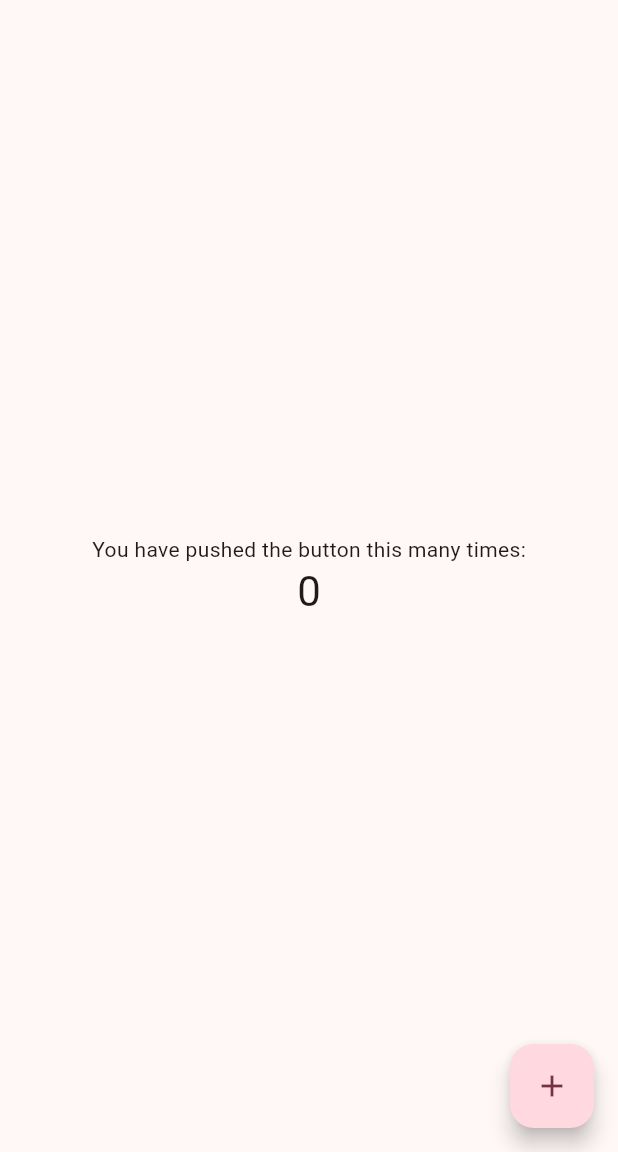
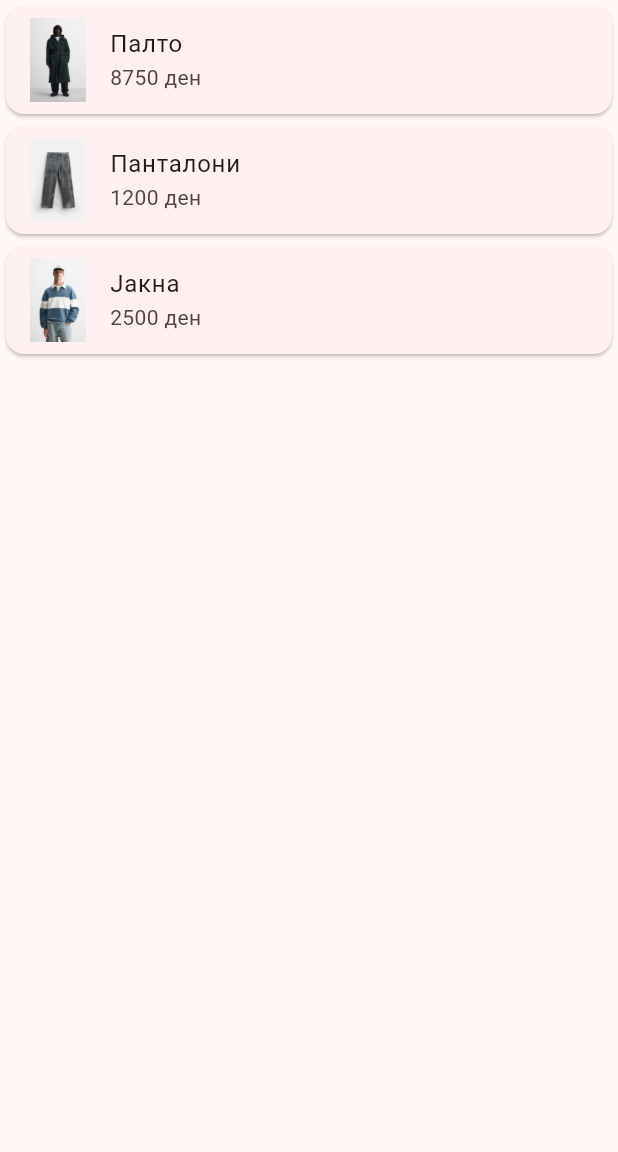
Before and after one commit to lukakrstik/lab_213257_MIS, a Flutter app: the screen it shows after launch, on a phone screen of 412 x 824 dp, the part 84-1236 px from its top. Run offline on Flutter 3.47's test engine with Material 3 defaults, Android fonts, the phone set to English and light mode, and no system bars.

Commit message:
Napraveni baranjata od lab 1

```diff
--- a/lib/main.dart
+++ b/lib/main.dart
@@ -23,16 +23,9 @@ class MyApp extends StatelessWidget {
 class MyHomePage extends StatefulWidget {
   const MyHomePage({super.key, required this.title});
 
-  // This widget is the home page of your application. It is stateful, meaning
-  // that it has a State object (defined below) that contains fields that affect
-  // how it looks.
+  final String title;
 
-  // This class is the configuration for the state. It holds the values (in this
-  // case the title) provided by the parent (in this case the App widget) and
-  // used by the build method of the State. Fields in a Widget subclass are
-  // always marked "final".
 
-  final String title;
 
   @override
   State<MyHomePage> createState() => _MyHomePageState();
@@ -43,67 +36,98 @@ class _MyHomePageState extends State<MyHomePage> {
 
   void _incrementCounter() {
     setState(() {
-      // This call to setState tells the Flutter framework that something has
-      // changed in this State, which causes it to rerun the build method below
-      // so that the display can reflect the updated values. If we changed
-      // _counter without calling setState(), then the build method would not be
-      // called again, and so nothing would appear to happen.
       _counter++;
     });
   }
+  final List<Map<String, String>> obleka = [
+    {
+      'name': 'Палто',
+      'img': 'assets/images/palt.jpg',
+      'desc': 'Палто убаво преубао.',
+      'price': '8750 ден'
+    },
+    {
+      'name': 'Панталони',
+      'img': 'assets/images/pant.jpg',
+      'desc': 'Класични тексас панталони.',
+      'price': '1200 ден'
+    },
+    {
+      'name': 'Јакна',
+      'img': 'assets/images/polt.jpg',
+      'desc': 'Топла зимска јакна.',
+      'price': '2500 ден'
+    },
+  ];
 
   @override
   Widget build(BuildContext context) {
-    // This method is rerun every time setState is called, for instance as done
-    // by the _incrementCounter method above.
-    //
-    // The Flutter framework has been optimized to make rerunning build methods
-    // fast, so that you can just rebuild anything that needs updating rather
-    // than having to individually change instances of widgets.
+
     return Scaffold(
       appBar: AppBar(
-        // TRY THIS: Try changing the color here to a specific color (to
-        // Colors.amber, perhaps?) and trigger a hot reload to see the AppBar
-        // change color while the other colors stay the same.
         backgroundColor: Theme.of(context).colorScheme.inversePrimary,
-        // Here we take the value from the MyHomePage object that was created by
-        // the App.build method, and use it to set our appbar title.
         title: Text(widget.title),
       ),
-      body: Center(
-        // Center is a layout widget. It takes a single child and positions it
-        // in the middle of the parent.
+      body: ListView.builder(
+        itemCount: obleka.length,
+        itemBuilder: (context, index) {
+          final item = obleka[index];
+          return Card(
+            child: ListTile(
+            leading: Image.asset(item['img']!),
+            title: Text(item['name']!),
+            subtitle: Text(item['price']!),
+            onTap: () {
+              Navigator.push(
+                context,
+                MaterialPageRoute(
+                  builder: (context) => DetailsScreen(item: item),
+                ),
+              );
+            },
+            ),
+          );
+        },
+      ),
+    );
+  }
+}
+
+class DetailsScreen extends StatelessWidget {
+  final Map<String, String> item;
+
+  DetailsScreen({required this.item});
+
+  @override
+  Widget build(BuildContext context) {
+    return Scaffold(
+      appBar: AppBar(
+        title: Text(item['name']!),
+      ),
+      body: Padding(
+        padding: const EdgeInsets.all(16.0),
         child: Column(
-          // Column is also a layout widget. It takes a list of children and
-          // arranges them vertically. By default, it sizes itself to fit its
-          // children horizontally, and tries to be as tall as its parent.
-          //
-          // Column has various properties to control how it sizes itself and
-          // how it positions its children. Here we use mainAxisAlignment to
-          // center the children vertically; the main axis here is the vertical
-          // axis because Columns are vertical (the cross axis would be
-          // horizontal).
-          //
-          // TRY THIS: Invoke "debug painting" (choose the "Toggle Debug Paint"
-          // action in the IDE, or press "p" in the console), to see the
-          // wireframe for each widget.
-          mainAxisAlignment: MainAxisAlignment.center,
-          children: <Widget>[
-            const Text(
-              'You have pushed the button this many times:',
+          crossAxisAlignment: CrossAxisAlignment.start,
+          children: [
+            Image.asset(item['img']!),
+            SizedBox(height: 16),
+            Text(
+              item['name']!,
+              style: TextStyle(fontSize: 24, fontWeight: FontWeight.bold),
             ),
+            SizedBox(height: 8),
             Text(
-              '$_counter',
-              style: Theme.of(context).textTheme.headlineMedium,
+              item['desc']!,
+              style: TextStyle(fontSize: 16),
+            ),
+            SizedBox(height: 16),
+            Text(
+              'Цена: ${item['price']}',
+              style: TextStyle(fontSize: 20, fontWeight: FontWeight.bold),
             ),
           ],
         ),
       ),
-      floatingActionButton: FloatingActionButton(
-        onPressed: _incrementCounter,
-        tooltip: 'Increment',
-        child: const Icon(Icons.add),
-      ), // This trailing comma makes auto-formatting nicer for build methods.
     );
   }
 }
--- a/pubspec.yaml
+++ b/pubspec.yaml
@@ -53,6 +53,11 @@ dev_dependencies:
 # The following section is specific to Flutter packages.
 flutter:
 
+
+  assets:
+    - assets/images/
+
+
   # The following line ensures that the Material Icons font is
   # included with your application, so that you can use the icons in
   # the material Icons class.
```
Also changed, not shown: assets/images/palt.jpg (added), assets/images/pant.jpg (added), assets/images/polt.jpg (added).
